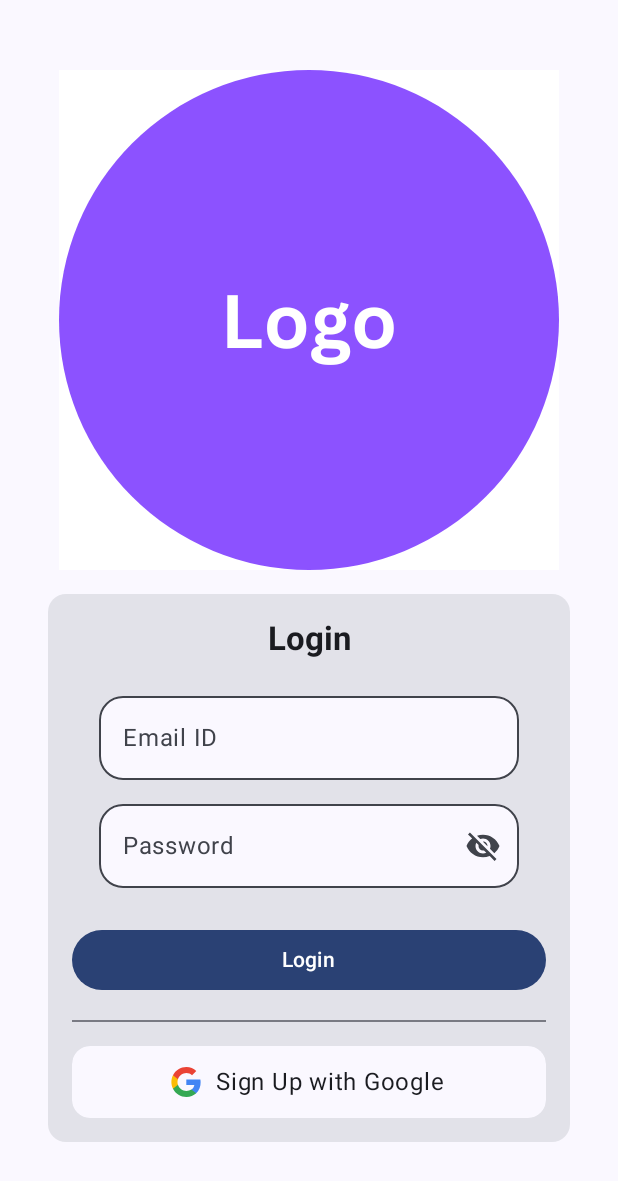
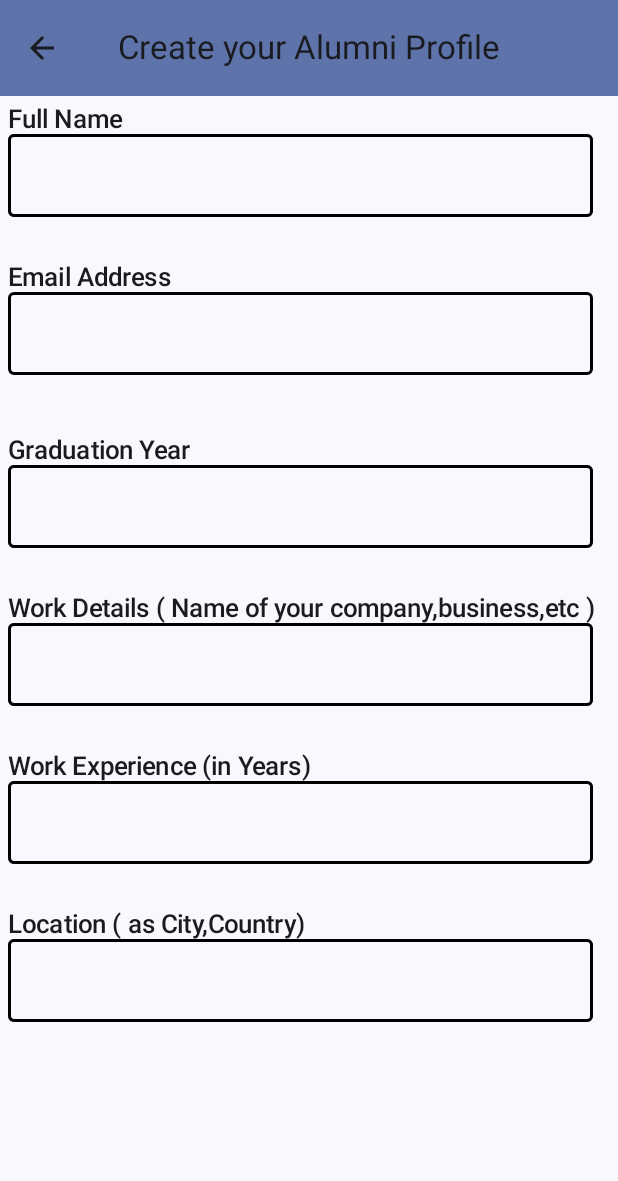
Before and after one commit to AbhinandanGaikwad/Alumni_App, an Android app built with Jetpack Compose: the screen it shows after launch (MainActivity), after a tap on "Login", on a phone screen of 412 x 824 dp. Shown: the top 1181 px of the screen. Run offline under Robolectric (Android 15) with nearby library versions, the phone set to English and light mode, and no system bars.

Commit message:
Second Commit - Profile Page

```diff
--- a/app/build.gradle.kts
+++ b/app/build.gradle.kts
@@ -61,6 +61,8 @@ dependencies {
     implementation(libs.androidx.material3)
     implementation("androidx.compose.material:material-icons-extended:1.5.0")
     implementation("com.google.android.gms:play-services-auth:19.2.0")
+    implementation("androidx.lifecycle:lifecycle-runtime-ktx:2.6.1")
+    implementation("androidx.navigation:navigation-compose:2.7.0")
     testImplementation(libs.junit)
     androidTestImplementation(libs.androidx.junit)
     androidTestImplementation(libs.androidx.espresso.core)
--- /dev/null
+++ b/app/src/main/java/com/example/alumni/Data/AppUiState.kt
@@ -0,0 +1,18 @@
+package com.example.alumni.Data
+
+import androidx.compose.runtime.getValue
+import androidx.compose.runtime.mutableStateOf
+import androidx.compose.runtime.remember
+import androidx.compose.runtime.setValue
+
+data class AppUiState(
+    val userEmail : String = "",
+    val userPassword: String = "",
+    var fullName: String = "",
+    var passingYear: String = "",
+    var workDetails: String = "",
+    var workExperience: String = "",
+    var location: String = "",
+    val isEmailWrong: Boolean = false,
+    val isPasswordWrong: Boolean = false
+)
--- a/app/src/main/java/com/example/alumni/MainActivity.kt
+++ b/app/src/main/java/com/example/alumni/MainActivity.kt
@@ -38,7 +38,7 @@ class MainActivity : ComponentActivity() {
                     modifier = Modifier.fillMaxSize(),
                     color = MaterialTheme.colorScheme.background
                 ) {
-                    AlumniApp(viewModel = AppViewModel())
+                    AlumniApp(/*viewModel = AppViewModel()*/)
                 }
             }
         }
--- a/app/src/main/java/com/example/alumni/ui/AppScreen.kt
+++ b/app/src/main/java/com/example/alumni/ui/AppScreen.kt
@@ -1,10 +1,107 @@
 package com.example.alumni.ui
 
+import androidx.annotation.StringRes
+import androidx.compose.foundation.layout.padding
+import androidx.compose.foundation.layout.paddingFrom
+import androidx.compose.material.icons.Icons
+import androidx.compose.material.icons.filled.ArrowBack
+import androidx.compose.material3.CenterAlignedTopAppBar
+import androidx.compose.material3.ExperimentalMaterial3Api
+import androidx.compose.material3.Icon
+import androidx.compose.material3.IconButton
+import androidx.compose.material3.MaterialTheme
+import androidx.compose.material3.Scaffold
+import androidx.compose.material3.Text
+import androidx.compose.material3.TopAppBar
+import androidx.compose.material3.TopAppBarDefaults
 import androidx.compose.runtime.Composable
+import androidx.compose.runtime.getValue
+import androidx.compose.ui.Modifier
+import androidx.compose.ui.res.stringResource
+import androidx.lifecycle.viewmodel.compose.viewModel
+import androidx.navigation.compose.NavHost
+import androidx.navigation.compose.composable
+import androidx.navigation.compose.currentBackStackEntryAsState
+import androidx.navigation.compose.rememberNavController
+import com.example.alumni.Data.AppUiState
+import com.example.alumni.R
+
+enum class AppScreen(@StringRes val title: Int){
+    Login(title = R.string.login_screen),
+    ProfileUpdate(title = R.string.profile_update)
+}
+
+@OptIn(ExperimentalMaterial3Api::class)
+@Composable
+fun AlumniAppBar(
+    currentScreen: AppScreen,
+    canNavigateBack: Boolean,
+    navigateUp: () -> Unit,
+    modifier: Modifier = Modifier
+) {
+    CenterAlignedTopAppBar(
+        title = { Text(stringResource(currentScreen.title)) },
+        colors = TopAppBarDefaults.mediumTopAppBarColors(
+            containerColor = MaterialTheme.colorScheme.primaryContainer
+        ),
+        modifier = modifier,
+        navigationIcon = {
+            if (canNavigateBack) {
+                IconButton(onClick = navigateUp) {
+                    Icon(
+                        imageVector = Icons.Filled.ArrowBack,
+                        contentDescription = stringResource(R.string.back_button)
+                    )
+                }
+            }
+        }
+    )
+}
 
 @Composable
 fun AlumniApp(
-    viewModel: AppViewModel
+    //viewModel: AppViewModel
 ) {
-    LoginScreen(appViewModel = viewModel)
+    val navController = rememberNavController()
+    val viewModel: AppViewModel = viewModel()
+
+    val backStackEntry by navController.currentBackStackEntryAsState()
+    // Get the name of the current screen
+    val currentScreen = AppScreen.valueOf(
+        backStackEntry?.destination?.route ?: AppScreen.Login.name
+    )
+
+    Scaffold(topBar = {
+        AlumniAppBar(currentScreen = currentScreen,
+            canNavigateBack = navController.previousBackStackEntry != null,
+            navigateUp = { navController.navigateUp() }
+        )
+    }
+    ) {innerPadding ->
+        NavHost(navController = navController,
+            startDestination = AppScreen.Login.name,
+            modifier = Modifier.padding(innerPadding)) {
+            composable(route = AppScreen.Login.name){
+                LoginScreen(appViewModel = viewModel,
+                    onLoginButtonClicked = { navController.navigate(AppScreen.ProfileUpdate.name) })
+            }
+
+            composable(route = AppScreen.ProfileUpdate.name){
+                ProfileScreen(appViewModel = viewModel)
+            }
+        }
+    }
+
+    /*NavHost(navController = navController,
+        startDestination = AppScreen.Login.name) {
+        composable(route = AppScreen.Login.name){
+            LoginScreen(appViewModel = viewModel,
+                onLoginButtonClicked = { navController.navigate(AppScreen.ProfileUpdate.name) })
+        }
+
+        composable(route = AppScreen.ProfileUpdate.name){
+            ProfileScreen(appViewModel = viewModel)
+        }
+    }*/
+
 }
--- a/app/src/main/java/com/example/alumni/ui/AppUiState.kt
+++ /dev/null
@@ -1,6 +0,0 @@
-package com.example.alumni.ui
-
-data class AppUiState(
-    val isEmailWrong: Boolean = false,
-    val isPasswordWrong: Boolean = false
-)
--- a/app/src/main/java/com/example/alumni/ui/AppViewModel.kt
+++ b/app/src/main/java/com/example/alumni/ui/AppViewModel.kt
@@ -2,24 +2,82 @@ package com.example.alumni.ui
 
 import androidx.compose.runtime.getValue
 import androidx.compose.runtime.mutableStateOf
-import androidx.compose.runtime.remember
 import androidx.compose.runtime.setValue
 import androidx.lifecycle.ViewModel
+import com.example.alumni.Data.AppUiState
 import kotlinx.coroutines.flow.MutableStateFlow
 import kotlinx.coroutines.flow.StateFlow
 import kotlinx.coroutines.flow.asStateFlow
+import kotlinx.coroutines.flow.update
 
 class AppViewModel: ViewModel() {
     private val _uiState = MutableStateFlow(AppUiState())
     val uiState: StateFlow<AppUiState> = _uiState.asStateFlow()
-    var userEmail by mutableStateOf("")
-    var userPassword by mutableStateOf("")
 
-    fun updateEmail(changeEmail: String) {
+
+    fun setEmail(emailInput: String){
+        _uiState.update { currentState ->
+            currentState.copy(
+                userEmail = emailInput
+            )
+        }
+    }
+
+    fun setPassword(passwordInput: String){
+        _uiState.update { currentState ->
+            currentState.copy(
+                userPassword = passwordInput
+            )
+        }
+    }
+
+
+
+    fun setName(nameInput: String){
+        _uiState.update { currentState ->
+            currentState.copy(
+                fullName = nameInput
+            )
+        }
+    }
+
+    fun setYear(yearInput: String){
+        _uiState.update { currentState ->
+            currentState.copy(
+                passingYear = yearInput
+            )
+        }
+    }
+
+    fun setWork(workInput: String){
+        _uiState.update { currentState ->
+            currentState.copy(
+                workDetails = workInput
+            )
+        }
+    }
+
+    fun setExperience(experienceInput: String){
+        _uiState.update { currentState ->
+            currentState.copy(
+                workExperience = experienceInput
+            )
+        }
+    }
+
+    fun setLocation(locationInput: String){
+        _uiState.update { currentState ->
+            currentState.copy(
+                location = locationInput
+            )
+        }
+    }
+
+    /*fun updateEmail(changeEmail: String) {
         userEmail = changeEmail
     }
 
     fun updatePassword(changePassword: String) {
         userPassword = changePassword
-    }
+    }*/
 }
--- a/app/src/main/java/com/example/alumni/ui/LoginScreen.kt
+++ b/app/src/main/java/com/example/alumni/ui/LoginScreen.kt
@@ -56,13 +56,16 @@ import androidx.compose.ui.text.input.PasswordVisualTransformation
 import androidx.compose.ui.text.input.VisualTransformation
 import androidx.compose.ui.tooling.preview.Preview
 import androidx.compose.ui.unit.dp
+import com.example.alumni.Data.AppUiState
 import com.example.alumni.R
 import kotlin.math.sin
+
 
 
 @Composable
 fun LoginScreen(
     appViewModel: AppViewModel,
+    onLoginButtonClicked: () -> Unit,
     modifier: Modifier = Modifier
 ) {
     val appUiState by appViewModel.uiState.collectAsState()
@@ -95,10 +98,13 @@ fun LoginScreen(
                         modifier = Modifier.padding(dimensionResource(R.dimen.padding_medium))
                     )
                     OutlinedTextField(
-                        value = appViewModel.userEmail,
+                        value = appUiState.userEmail,
                         singleLine = true,
                         shape = shapes.large,
-                        onValueChange = { appViewModel.updateEmail(it) },
+                        onValueChange = {
+                                newEmail->
+                            appViewModel.setEmail(newEmail)
+                        },
                         label = {
                             if (appUiState.isEmailWrong) {
                                 Text(stringResource(R.string.wrong_email))
@@ -118,10 +124,12 @@ fun LoginScreen(
                         )
                     )
                     OutlinedTextField(
-                        value = appViewModel.userPassword,
+                        value = appUiState.userPassword,
                         singleLine = true,
                         shape = shapes.large,
-                        onValueChange = { appViewModel.updatePassword(it) },
+                        onValueChange = { newPassword ->
+                                        appViewModel.setPassword(newPassword)
+                        },
                         modifier = Modifier.padding(dimensionResource(R.dimen.padding_small)),
                         label = {
                             if (appUiState.isPasswordWrong) {
@@ -156,7 +164,7 @@ fun LoginScreen(
                         }
                     )
                     Button(
-                        onClick = { /*TODO*/ },
+                        onClick = { onLoginButtonClicked() },
                         modifier = modifier
                             .padding(dimensionResource(R.dimen.padding_medium))
                             .fillMaxWidth()
@@ -247,5 +255,5 @@ fun GoogleButton(
 @Preview(showBackground = true)
 @Composable
 fun LoginScreenPreview() {
-    LoginScreen(AppViewModel())
+    LoginScreen(AppViewModel(), onLoginButtonClicked = {})
 }
--- /dev/null
+++ b/app/src/main/java/com/example/alumni/ui/ProfileScreen.kt
@@ -0,0 +1,194 @@
+package com.example.alumni.ui
+
+import androidx.compose.foundation.BorderStroke
+import androidx.compose.foundation.border
+import androidx.compose.foundation.layout.Box
+import androidx.compose.foundation.layout.Column
+import androidx.compose.foundation.layout.fillMaxSize
+import androidx.compose.foundation.layout.height
+import androidx.compose.foundation.layout.padding
+import androidx.compose.foundation.layout.width
+import androidx.compose.foundation.shape.RoundedCornerShape
+import androidx.compose.foundation.text.KeyboardOptions
+import androidx.compose.material3.MaterialTheme
+import androidx.compose.material3.OutlinedTextField
+import androidx.compose.material3.Surface
+import androidx.compose.material3.Text
+import androidx.compose.runtime.Composable
+import androidx.compose.runtime.collectAsState
+import androidx.compose.runtime.getValue
+import androidx.compose.ui.Modifier
+import androidx.compose.ui.graphics.Color
+import androidx.compose.ui.text.TextStyle
+import androidx.compose.ui.text.font.FontWeight
+import androidx.compose.ui.text.input.ImeAction
+import androidx.compose.ui.text.input.KeyboardType
+import androidx.compose.ui.tooling.preview.Preview
+import androidx.compose.ui.unit.Dp
+import androidx.compose.ui.unit.dp
+import androidx.compose.ui.unit.sp
+
+@Composable
+fun ProfileScreen(
+    appViewModel: AppViewModel,
+    modifier: Modifier = Modifier){
+
+    val appUiState by appViewModel.uiState.collectAsState()
+
+    Surface(modifier = Modifier.fillMaxSize()) {
+        Column(modifier = modifier.padding(5.dp)) {
+
+            Text(text = "Full Name",
+                style = MaterialTheme.typography.labelLarge,
+                fontSize = 17.sp)
+
+            FixedSizeBorderTextField(
+                value = appUiState.fullName,
+                onValueChange = { newText -> appViewModel.setName(newText) },
+                modifier = modifier.padding(bottom = 30.dp),
+                keyboardOptions = KeyboardOptions.Default.copy(
+                    keyboardType = KeyboardType.Text,
+                    imeAction = ImeAction.Next)
+
+                )
+
+            Text(text = "Email Address",
+                style = MaterialTheme.typography.labelLarge,
+                fontSize = 17.sp)
+
+            FixedSizeBorderText(
+                text = appUiState.userEmail,
+                borderSize = 2.dp,
+                borderColor = Color.Black,
+                modifier = Modifier.padding(bottom = 40.dp)
+            )
+
+            Text(text = "Graduation Year",
+                style = MaterialTheme.typography.labelLarge,
+                fontSize = 17.sp)
+
+            FixedSizeBorderTextField(
+                value = appUiState.passingYear,
+                onValueChange = { newText -> appViewModel.setYear(newText) },
+                modifier = modifier.padding(bottom = 30.dp),
+                keyboardOptions = KeyboardOptions.Default.copy(
+                    keyboardType = KeyboardType.Number,
+                    imeAction = ImeAction.Next)
+
+                )
+
+            Text(text = "Work Details ( Name of your company,business,etc )",
+                style = MaterialTheme.typography.labelLarge,
+                fontSize = 17.sp)
+
+            FixedSizeBorderTextField(
+                value = appUiState.workDetails,
+                onValueChange = { newText -> appViewModel.setWork(newText)},
+                modifier = modifier.padding(bottom = 30.dp),
+                keyboardOptions = KeyboardOptions.Default.copy(
+                    keyboardType = KeyboardType.Text,
+                    imeAction = ImeAction.Next)
+
+                )
+
+            Text(text = "Work Experience (in Years)",
+                style = MaterialTheme.typography.labelLarge,
+                fontSize = 17.sp)
+
+            FixedSizeBorderTextField(
+                value = appUiState.workExperience,
+                onValueChange = {newText -> appViewModel.setExperience(newText) },
+                modifier = modifier.padding(bottom = 30.dp),
+                keyboardOptions = KeyboardOptions.Default.copy(
+                    keyboardType = KeyboardType.Number,
+                    imeAction = ImeAction.Next)
+
+                )
+
+            Text(text = "Location ( as City,Country) ",
+                style = MaterialTheme.typography.labelLarge,
+                fontSize = 17.sp)
+
+            FixedSizeBorderTextField(
+                value = appUiState.location,
+                onValueChange = { newText -> appViewModel.setLocation(newText)},
+                modifier = modifier.padding(bottom = 30.dp),
+                keyboardOptions = KeyboardOptions.Default.copy(
+                    keyboardType = KeyboardType.Text,
+                    imeAction = ImeAction.Done)
+
+                )
+
+
+
+        }
+    }
+}
+
+
+
+@Composable
+fun FixedSizeBorderText(
+    text: String,
+    modifier: Modifier = Modifier,
+    borderSize: Dp = 2.dp,
+    borderColor: Color = Color.Black,
+    containerWidth: Dp = 390.dp,
+    containerHeight: Dp = 55.dp
+) {
+    Box(
+        modifier = modifier
+            .width(containerWidth)
+            .height(containerHeight)
+            .border(BorderStroke(borderSize, borderColor), RoundedCornerShape(4.dp))
+            .padding(top = 16.dp, start = 15.dp) // Padding inside the border
+    ) {
+        Text(
+            text = text,
+            style = TextStyle(
+                fontSize = 18.sp,
+                fontWeight = FontWeight.Normal
+            ),
+            modifier = Modifier
+        )
+    }
+}
+
+@Composable
+fun FixedSizeBorderTextField(
+    value: String,
+    onValueChange: (String) -> Unit,
+    modifier: Modifier = Modifier,
+    keyboardOptions: KeyboardOptions,
+    borderSize: Dp = 2.dp,
+    borderColor: Color = Color.Black,
+    containerWidth: Dp = 390.dp,
+    containerHeight: Dp = 55.dp,
+    textStyle: TextStyle = TextStyle(fontSize = 17.sp, fontWeight = FontWeight.Normal),
+) {
+
+    Box(
+        modifier = modifier
+            .width(containerWidth)
+            .height(containerHeight)
+            .border(BorderStroke(borderSize, borderColor), RoundedCornerShape(4.dp))
+    ) {
+        OutlinedTextField(
+            value = value,
+            singleLine = true,
+            onValueChange = onValueChange,
+            modifier = Modifier.fillMaxSize(),
+            textStyle = textStyle,
+            shape = RoundedCornerShape(4.dp),
+            keyboardOptions = keyboardOptions
+        )
+    }
+}
+
+
+
+@Preview(showBackground = true)
+@Composable
+fun ProfileScreenPreview(){
+    ProfileScreen(appViewModel = AppViewModel())
+}
--- a/app/src/main/res/values/strings.xml
+++ b/app/src/main/res/values/strings.xml
@@ -7,4 +7,7 @@
     <string name="password">Password</string>
     <string name="login">Login</string>
     <string name="gcp_id">553313394578-6uuv2ohetikvrqkb6nekri7en4qbca74.example.com</string>
+    <string name="login_screen">Create Account</string>
+    <string name="profile_update">Create your Alumni Profile</string>
+    <string name="back_button">Back</string>
 </resources>
```
